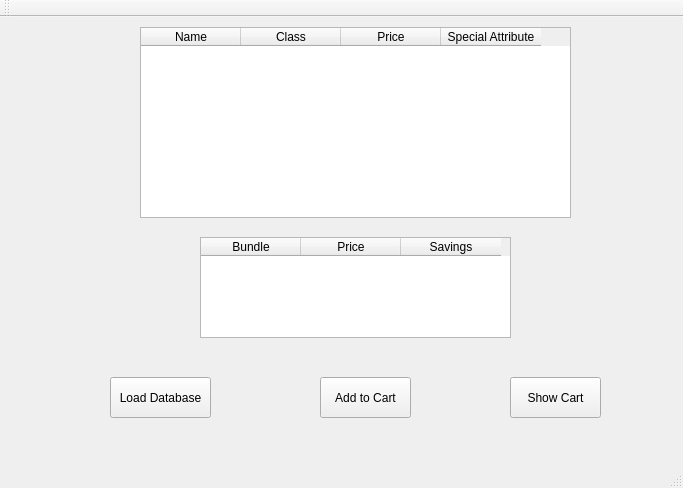
Qt form mainwindow.ui (Twicee/shopping_cart) before a commit.
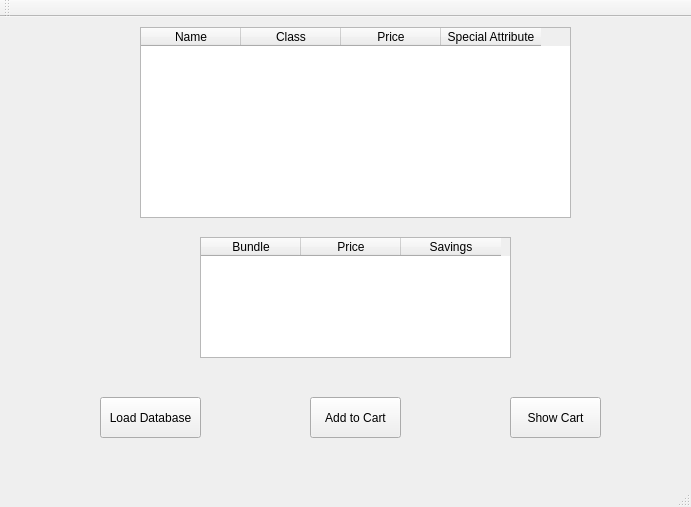
The same form after that commit. Custom widgets are drawn as their Qt base class.

Commit message: resized the bundle table to not cut off the second entry.

What changed in the file:
```diff
--- a/mainwindow.ui
+++ b/mainwindow.ui
@@ -6,8 +6,8 @@
    <rect>
     <x>0</x>
     <y>0</y>
-    <width>683</width>
-    <height>488</height>
+    <width>691</width>
+    <height>507</height>
    </rect>
   </property>
   <property name="windowTitle">
@@ -17,8 +17,8 @@
    <widget class="QPushButton" name="loadButton">
     <property name="geometry">
      <rect>
-      <x>110</x>
-      <y>360</y>
+      <x>100</x>
+      <y>380</y>
       <width>101</width>
       <height>41</height>
      </rect>
@@ -30,8 +30,8 @@
    <widget class="addButton" name="addCartButton">
     <property name="geometry">
      <rect>
-      <x>320</x>
-      <y>360</y>
+      <x>310</x>
+      <y>380</y>
       <width>91</width>
       <height>41</height>
      </rect>
@@ -44,7 +44,7 @@
     <property name="geometry">
      <rect>
       <x>510</x>
-      <y>360</y>
+      <y>380</y>
       <width>91</width>
       <height>41</height>
      </rect>
@@ -89,7 +89,7 @@
       <x>200</x>
       <y>220</y>
       <width>311</width>
-      <height>101</height>
+      <height>121</height>
      </rect>
     </property>
     <column>
```
Left out of the diff: 2 changed lines with no effect on the pictures.
